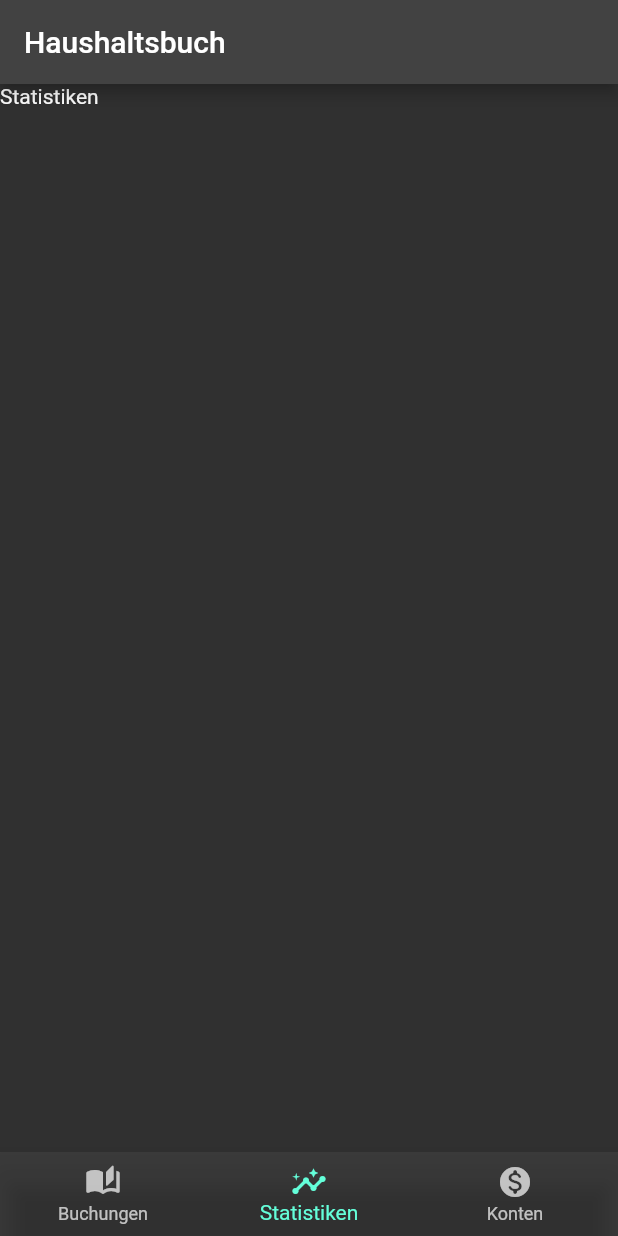
After one commit to Marcel9494/Haushaltsbuch, a Flutter app: the screen it shows after launch, item 2 of the bottom bar chosen, on a phone screen of 412 x 824 dp. The commit adds this screen. Run offline on Flutter 3.47's test engine with Material 2 defaults, Android fonts, the phone set to English and light mode, and no system bars; our stand-ins replace table_calendar.

Commit message:
Neue Seiten hinzugefügt
Folgende Seiten wurden zur App hinzugefügt:
- Statistik Seite
- Konten Seite
- Buchung erstellen/bearbeiten Seite

```diff
--- a/lib/components/bottom_nav_bar/bottom_nav_bar.dart
+++ b/lib/components/bottom_nav_bar/bottom_nav_bar.dart
@@ -1,6 +1,10 @@
 import 'package:flutter/material.dart';
 
+import '/utils/consts/route_consts.dart';
+
 import '/screens/bookings_screen.dart';
+import '/screens/statistics_screen.dart';
+import '/screens/accounts_screen.dart';
 
 class BottomNavBar extends StatefulWidget {
   const BottomNavBar({Key? key}) : super(key: key);
@@ -18,7 +22,8 @@ class _BottomNavBarState extends State<BottomNavBar> {
     super.initState();
     _screens = <Widget>[
       const BookingsScreen(),
-      const BookingsScreen(),
+      const StatisticsScreen(),
+      const AccountsScreen(),
     ];
   }
 
@@ -38,8 +43,9 @@ class _BottomNavBarState extends State<BottomNavBar> {
         index: _selectedIndex,
         children: _screens,
       ),
-      floatingActionButton: FloatingActionButton(
-        onPressed: () => Navigator.pushNamedAndRemoveUntil(context, '/addOrEditBooking', (route) => false),
+      floatingActionButton: _selectedIndex == 0
+          ? FloatingActionButton(
+              onPressed: () => Navigator.pushNamed(context, createOrEditBookingRoute),
               child: Container(
                 width: 60,
                 height: 60,
@@ -56,8 +62,9 @@ class _BottomNavBarState extends State<BottomNavBar> {
                   size: 28.0,
                 ),
               ),
-      ),
-      floatingActionButtonLocation: FloatingActionButtonLocation.centerDocked,
+            )
+          : null,
+      floatingActionButtonLocation: FloatingActionButtonLocation.endFloat,
       bottomNavigationBar: BottomNavigationBar(
         type: BottomNavigationBarType.fixed,
         onTap: _onItemTapped,
@@ -65,6 +72,7 @@ class _BottomNavBarState extends State<BottomNavBar> {
         backgroundColor: const Color(0x0fffffff),
         items: const <BottomNavigationBarItem>[
           BottomNavigationBarItem(icon: Icon(Icons.auto_stories_rounded), label: 'Buchungen'),
+          BottomNavigationBarItem(icon: Icon(Icons.insights_rounded), label: 'Statistiken'),
           BottomNavigationBarItem(icon: Icon(Icons.monetization_on_rounded), label: 'Konten'),
         ],
       ),
--- /dev/null
+++ b/lib/screens/statistics_screen.dart
@@ -0,0 +1,17 @@
+import 'package:flutter/material.dart';
+
+class StatisticsScreen extends StatefulWidget {
+  const StatisticsScreen({Key? key}) : super(key: key);
+
+  @override
+  State<StatisticsScreen> createState() => _StatisticsScreenState();
+}
+
+class _StatisticsScreenState extends State<StatisticsScreen> {
+  @override
+  Widget build(BuildContext context) {
+    return const Scaffold(
+      body: Text('Statistiken'),
+    );
+  }
+}
--- a/lib/utils/consts/route_consts.dart
+++ b/lib/utils/consts/route_consts.dart
@@ -0,0 +1 @@
+const createOrEditBookingRoute = '/createOrEditBooking';
```
Also changed, not shown: lib/main.dart (+6 -12 lines), lib/screens/accounts_screen.dart (added, +17 -0 lines), lib/screens/add_or_edit_booking_screen.dart (deleted, +0 -15 lines), lib/screens/create_or_edit_booking_screen.dart (added, +15 -0 lines). Lines whose indentation alone changed are shown as unchanged.
